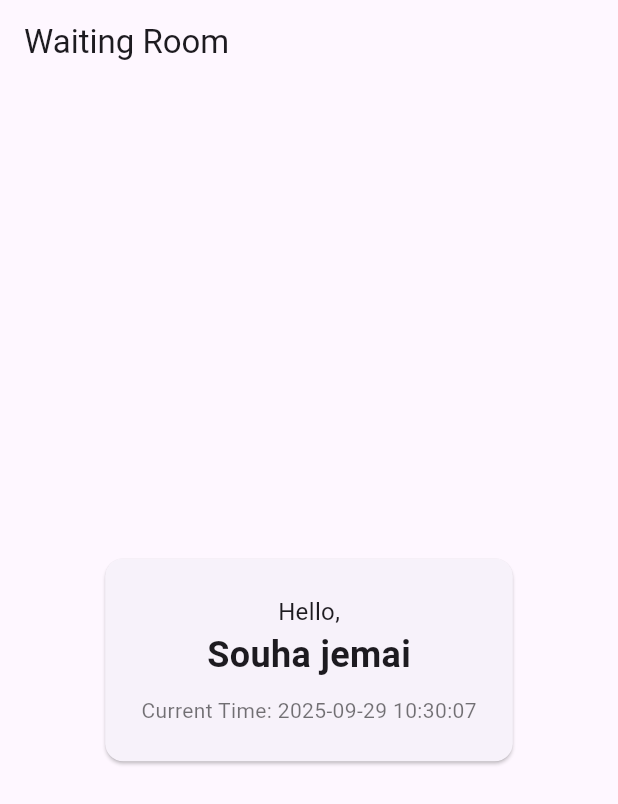
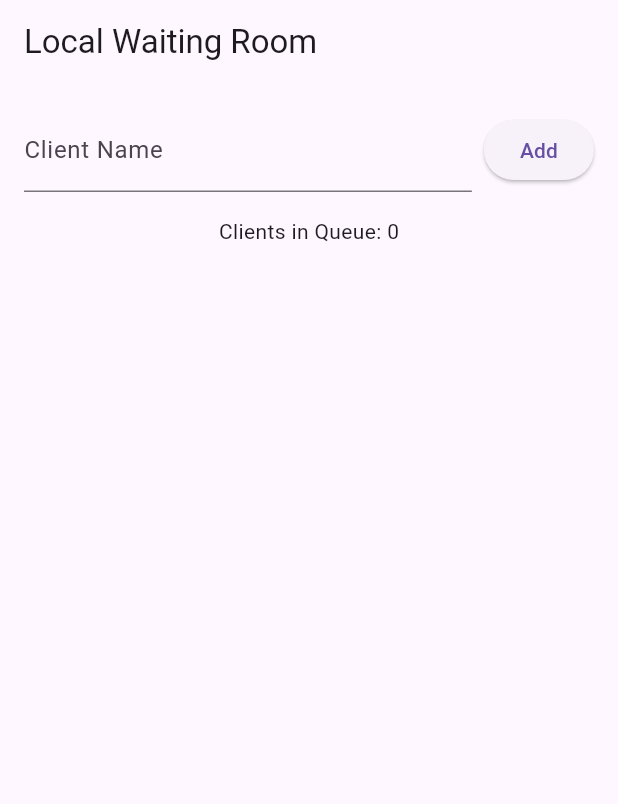
Before and after one commit to sou808/Workshop1, a Flutter app: the screen it shows after launch, on a phone screen of 412 x 824 dp. Shown: the top 804 px of the screen. Run offline on Flutter 3.47's test engine with Material 3 defaults, Android fonts, the phone set to English and light mode, and no system bars.

Commit message:
feat: initial project setup

```diff
--- a/lib/main.dart
+++ b/lib/main.dart
@@ -1,24 +1,94 @@
 // lib/main.dart
 import 'package:flutter/material.dart';
-import 'waiting_room_card.dart'; // Import your custom widget
+import 'package:waiting_room_app/waiting_room_manager.dart';
 
 void main() {
-  runApp(const MyApp());
+  runApp(const WaitingRoomApp());
 }
 
-class MyApp extends StatelessWidget {
-  const MyApp({super.key});
+class WaitingRoomApp extends StatelessWidget {
+  const WaitingRoomApp({super.key});
 
   @override
   Widget build(BuildContext context) {
     return MaterialApp(
-      title: 'Waiting Room',
-      home: Scaffold(
-        appBar: AppBar(
-          title: const Text('Waiting Room'),
-        ),
-        body: const Center(
-          child: WaitingRoomCard(name: 'Souha jemai'), // Replaced Text with your custom widget
+      home: WaitingRoomScreen(),
+    );
+  }
+}
+
+class WaitingRoomScreen extends StatefulWidget {
+  const WaitingRoomScreen({super.key});
+
+  @override
+  State<WaitingRoomScreen> createState() => _WaitingRoomScreenState();
+}
+
+class _WaitingRoomScreenState extends State<WaitingRoomScreen> {
+  final WaitingRoomManager _manager = WaitingRoomManager();
+  final TextEditingController _controller = TextEditingController();
+
+  void _addClient() {
+    if (_controller.text.isNotEmpty) {
+      setState(() {
+        _manager.addClient(_controller.text);
+        _controller.clear();
+      });
+    }
+  }
+
+  void _removeClient(String name) {
+    setState(() {
+      _manager.removeClient(name);
+    });
+  }
+
+  @override
+  Widget build(BuildContext context) {
+    return Scaffold(
+      appBar: AppBar(
+        title: const Text('Local Waiting Room'),
+      ),
+      body: Padding(
+        padding: const EdgeInsets.all(16.0),
+        child: Column(
+          children: [
+            Row(
+              children: [
+                Expanded(
+                  child: TextField(
+                    controller: _controller,
+                    decoration:
+                        const InputDecoration(labelText: 'Client Name'),
+                  ),
+                ),
+                const SizedBox(width: 8),
+                ElevatedButton(
+                  onPressed: _addClient,
+                  child: const Text('Add'),
+                ),
+              ],
+            ),
+            const SizedBox(height: 16),
+            Text('Clients in Queue: ${_manager.clients.length}'),
+            Expanded(
+              child: ListView.builder(
+                itemCount: _manager.clients.length,
+                itemBuilder: (context, index) {
+                  final clientName = _manager.clients[index];
+                  return Card(
+                    child: ListTile(
+                      title: Text(clientName),
+                      trailing: IconButton(
+                        icon: const Icon(Icons.delete, color: Colors.red),
+                        onPressed: () => _removeClient(clientName),
+                      ),
+                    ),
+                  );
+                },
+              ),
+            ),
+          ],
         ),
       ),
     );
--- /dev/null
+++ b/lib/waiting_room_manager.dart
@@ -0,0 +1,12 @@
+// lib/waiting_room_manager.dart
+class WaitingRoomManager {
+final List<String> _clients = [];
+List<String> get clients => _clients;
+void addClient(String name) {
+_clients.add(name);
+}
+void removeClient(String name) {
+_clients.remove(name);
+}
+
+}
--- a/lib/waiting_room_timestamp.dart
+++ b/lib/waiting_room_timestamp.dart
@@ -25,8 +25,7 @@ _currentTime = DateTime.now();
 }
 @override
 void dispose() {
-// This is crucial! Cancel the timer when the widget is removed from the tree
-// to prevent memory leaks and unnecessary processing.
+
 _timer.cancel();
 super.dispose();
 }
```
Also changed, not shown: 5 other files.
